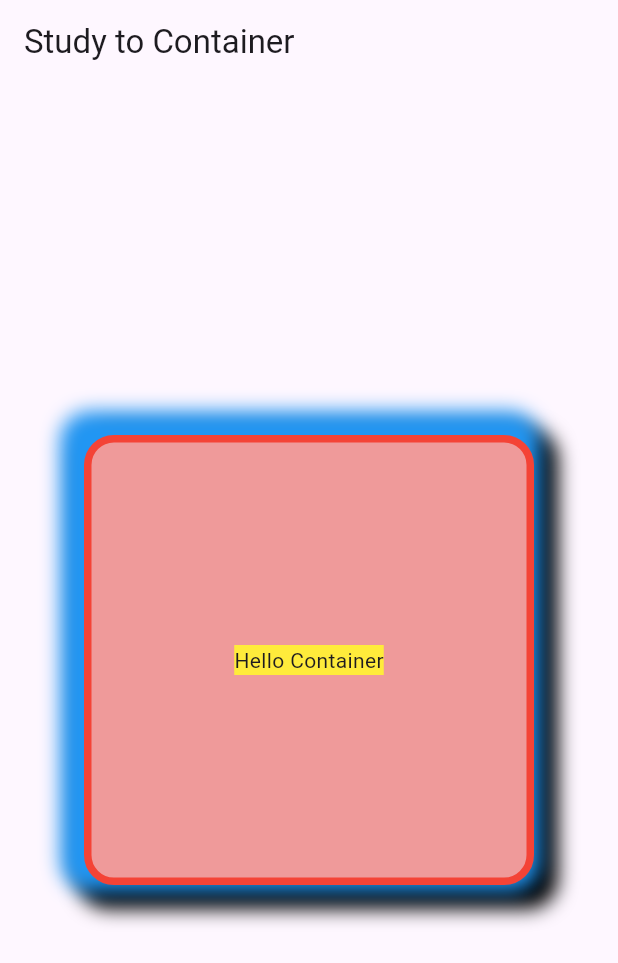
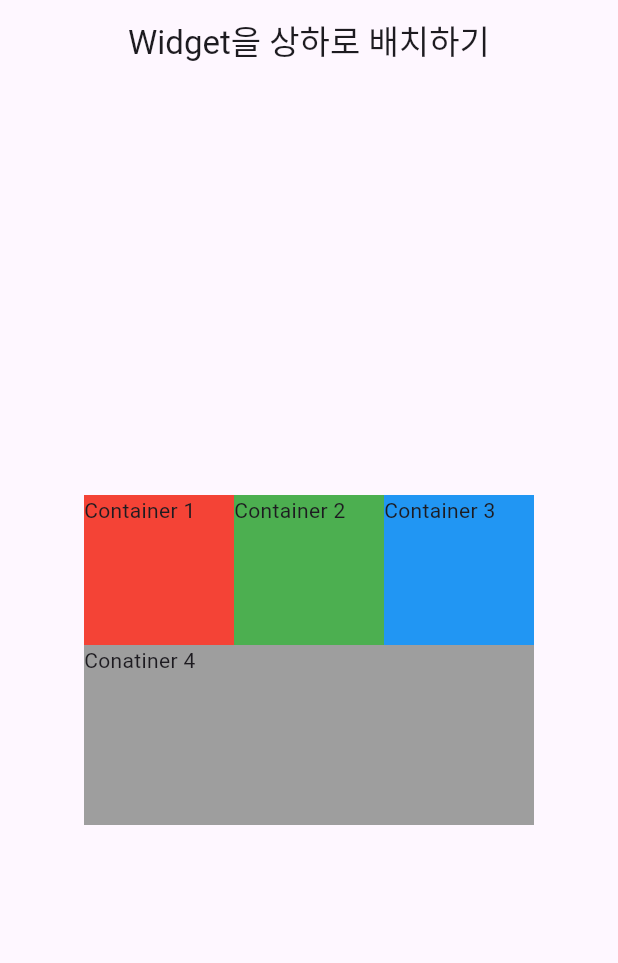
Before and after one commit to kamja44/Dart_Flutter, a Flutter app: the screen it shows after launch, on a phone screen of 412 x 824 dp. Shown: the top 963 px of the screen. Run offline on Flutter 3.47's test engine with Material 3 defaults, Android fonts, the phone set to English and light mode, and no system bars.

Commit message:
Row Column

```diff
--- a/flutter_study/lib/main.dart
+++ b/flutter_study/lib/main.dart
@@ -5,46 +5,61 @@ void main() {
     MaterialApp(
       home: Scaffold(
         appBar: AppBar(
-          title: Text("Study to Container"),
+          title: Text("Widget을 상하로 배치하기"),
+          centerTitle: true,
         ),
-        body: CustomContainer(),
+        body: Body(),
       ),
     ),
   );
 }
 
-class CustomContainer extends StatelessWidget {
-  const CustomContainer({super.key});
+class Body extends StatelessWidget {
+  const Body({super.key});
 
   @override
   Widget build(BuildContext context) {
-    return Center(
-      child: Container(
-        width: 300,
-        height: 300,
-        decoration: BoxDecoration(
-            color: Colors.red.shade200,
-            border: Border.all(
-                color: Colors.red, width: 5, style: BorderStyle.solid),
-            borderRadius: BorderRadius.circular(20),
-            boxShadow: const [
-              BoxShadow(
-                  color: Colors.black,
-                  offset: Offset(6, 6),
-                  blurRadius: 10,
-                  spreadRadius: 10),
-              BoxShadow(
-                  color: Colors.blue,
-                  offset: Offset(-6, -6),
-                  blurRadius: 10,
-                  spreadRadius: 10),
-            ]),
-        child: Center(
-          child: Container(
-            color: Colors.yellow,
-            child: Text("Hello Container"),
+    return Container(
+      width: double.infinity,
+      height: double.infinity,
+      child: Column(
+        mainAxisAlignment: MainAxisAlignment.center,
+        // crossAxisAlignment: CrossAxisAlignment.end,
+        children: [
+          Row(
+            // mainAxisSize: MainAxisSize.max, // mainAxisSize => Column 들의 최대 높이, 최소높이를 지정할 수 있다.
+            mainAxisAlignment: MainAxisAlignment
+                .center, // mainAxisAlignment => Column들의 수직축의 위치를 조정한다.
+            crossAxisAlignment:
+                CrossAxisAlignment.center, // Column 들의 수평축의 위치를 조정한다.
+            children: [
+              Container(
+                color: Colors.red,
+                width: 100,
+                height: 100,
+                child: Text("Container 1"),
+              ),
+              Container(
+                color: Colors.green,
+                width: 100,
+                height: 100,
+                child: Text("Container 2"),
+              ),
+              Container(
+                color: Colors.blue,
+                width: 100,
+                height: 100,
+                child: Text("Container 3"),
+              ),
+            ],
           ),
-        ),
+          Container(
+            width: 300,
+            height: 120,
+            color: Colors.grey,
+            child: Text("Conatiner 4"),
+          ),
+        ],
       ),
     );
   }
```
Also changed, not shown: 1 other file.
